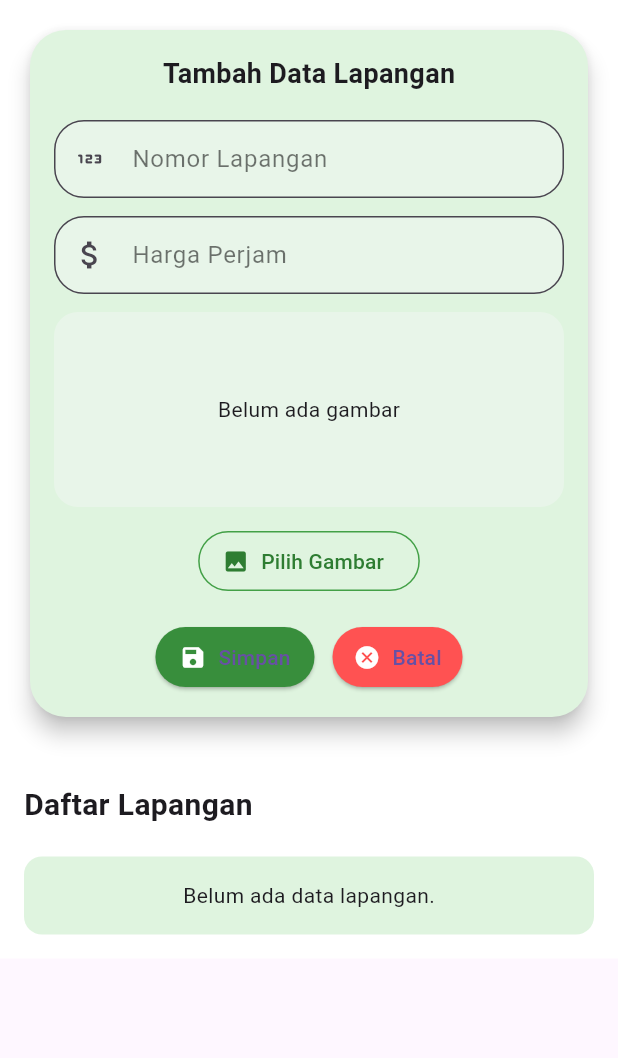
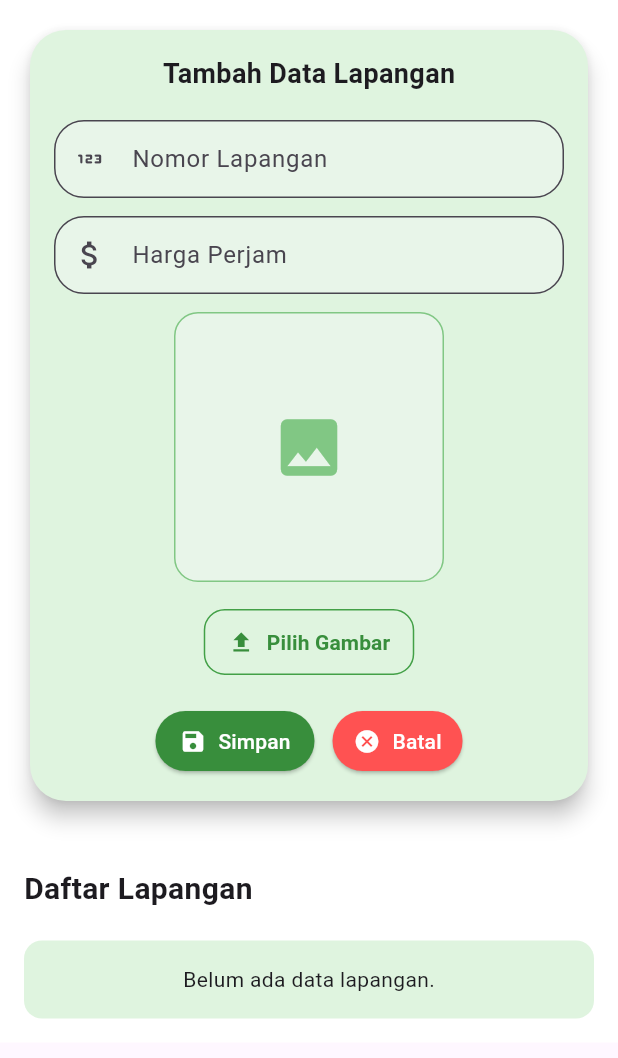
Before and after one commit to HARDIANSYAH2/kasir, a Flutter app: the KelolaLapanganContent widget shown alone on an empty page, opened directly, on a phone screen of 412 x 824 dp. Shown: the top 1058 px of the screen. Run offline on Flutter 3.47's test engine with Material 3 defaults, Android fonts, the phone set to English and light mode, and no system bars; our stand-ins replace file_picker, firebase_core, pdf, printing, supabase_flutter; accounts and stored records are empty.

```diff
--- a/lib/cetak_laporan.dart
+++ b/lib/cetak_laporan.dart
@@ -359,9 +359,27 @@ class _CetakLaporanPageState extends State<CetakLaporanPage> {
   context: context,
   firstDate: DateTime(2020),
   lastDate: DateTime(2100),
-          initialDateRange: filterTanggal ?? DateTimeRange(start: DateTime.now(), end: DateTime.now()),
+  initialDateRange: filterTanggal ??
+      DateTimeRange(start: DateTime.now(), end: DateTime.now()),
   helpText: 'Pilih Periode Tanggal',
+
+  builder: (context, child) {
+    return Center(
+      child: ConstrainedBox(
+        constraints: const BoxConstraints(
+          maxWidth: 380,  // <–– ukuran popup seperti gambar
+          maxHeight: 500, // <–– tingginya juga diperkecil
+        ),
+        child: Material(
+          borderRadius: BorderRadius.circular(28),
+          clipBehavior: Clip.antiAlias,
+          child: child,
+        ),
+      ),
     );
+  },
+);
+
 
         if (pickedRange != null) {
           setState(() => filterTanggal = pickedRange);
--- a/lib/dashboard.dart
+++ b/lib/dashboard.dart
@@ -52,7 +52,7 @@ class _DashboardPageState extends State<DashboardPage> {
   }
 
   // ============================================================================
-  // ======================  DESAIN DESKTOP — 2 KOLOM  ==========================
+  // ============================ DESAIN DESKTOP ===============================
   // ============================================================================
   Widget _buildDesktopLayout() {
     return Row(
@@ -86,7 +86,7 @@ class _DashboardPageState extends State<DashboardPage> {
   }
 
   // ============================================================================
-  // =======================  DESAIN MOBILE — 1 KOLOM  ==========================
+  // ============================ DESAIN MOBILE ================================
   // ============================================================================
   Widget _buildMobileLayout() {
     return Column(
@@ -102,7 +102,7 @@ class _DashboardPageState extends State<DashboardPage> {
   }
 
   // ============================================================================
-  // ========================== SIDEBAR DESKTOP ================================
+  // ================================ SIDEBAR ==================================
   // ============================================================================
   Widget _buildSidebar() {
     return Container(
@@ -127,7 +127,7 @@ class _DashboardPageState extends State<DashboardPage> {
   }
 
   // ============================================================================
-  // ============================ DRAWER MOBILE ================================
+  // ================================= DRAWER ==================================
   // ============================================================================
   Widget _buildDrawer() {
     return Drawer(
@@ -158,7 +158,7 @@ class _DashboardPageState extends State<DashboardPage> {
   }
 
   // ============================================================================
-  // ======================== ITEM MENU (SIDEBAR + DRAWER) ======================
+  // ====================== ITEM MENU (SIDEBAR + DRAWER) ========================
   // ============================================================================
   Widget _sidebarItem(
     IconData icon,
@@ -207,7 +207,7 @@ class _DashboardPageState extends State<DashboardPage> {
   }
 
   // ============================================================================
-  // ============================== JUDUL HALAMAN ===============================
+  // =============================== JUDUL HALAMAN ==============================
   // ============================================================================
   String _getJudulHalaman(DashboardMenu menu) {
     switch (menu) {
@@ -223,7 +223,7 @@ class _DashboardPageState extends State<DashboardPage> {
   }
 
   // ============================================================================
-  // ======================== KONTEN HALAMAN (TIDAK DIUBAH) =====================
+  // ============================== KONTEN HALAMAN ==============================
   // ============================================================================
   Widget _getKontenHalaman(DashboardMenu menu) {
     switch (menu) {
@@ -365,9 +365,13 @@ class _DashboardPageState extends State<DashboardPage> {
   }
 
   // ============================================================================
-  // ============================== LOGOUT DIALOG ===============================
+  // ================================ LOGOUT FIX ================================
   // ============================================================================
   void _showLogoutDialog() {
+    // *** PERBAIKAN PALING PENTING ***
+    // Tutup drawer / navigator apapun sebelum dialog muncul
+    Navigator.of(context, rootNavigator: true).popUntil((route) => route.isFirst);
+
     showDialog(
       context: context,
       builder: (context) {
@@ -399,7 +403,8 @@ class _DashboardPageState extends State<DashboardPage> {
                   );
                 }
               },
-              child: const Text("Logout", style: TextStyle(color: Colors.white)),
+              child:
+                  const Text("Logout", style: TextStyle(color: Colors.white)),
             ),
           ],
         );
--- a/lib/kelola_lapangan.dart
+++ b/lib/kelola_lapangan.dart
@@ -40,7 +40,9 @@ class _KelolaLapanganContentState extends State<KelolaLapanganContent> {
   bool isMobile(BuildContext context) =>
       MediaQuery.of(context).size.width < 650;
 
+  // ==========================================
   // PICK IMAGE
+  // ==========================================
   Future<void> _pickImage() async {
     final result = await FilePicker.platform.pickFiles(
       type: FileType.image,
@@ -85,7 +87,9 @@ class _KelolaLapanganContentState extends State<KelolaLapanganContent> {
     }
   }
 
+  // ==========================================
   // SIMPAN LAPANGAN
+  // ==========================================
   Future<void> _simpanLapangan() async {
     final nomor = nomorController.text.trim();
     final harga = int.tryParse(hargaController.text.trim()) ?? 0;
@@ -159,7 +163,9 @@ class _KelolaLapanganContentState extends State<KelolaLapanganContent> {
     }
   }
 
+  // ==========================================
   // KONFIRMASI HAPUS
+  // ==========================================
   Future<void> _konfirmasiHapus(String id) async {
     final konfirmasi = await showDialog<bool>(
       context: context,
@@ -221,6 +227,9 @@ class _KelolaLapanganContentState extends State<KelolaLapanganContent> {
     });
   }
 
+  // ==========================================
+  // BUILD
+  // ==========================================
   @override
   Widget build(BuildContext context) {
     final mobile = isMobile(context);
@@ -246,7 +255,9 @@ class _KelolaLapanganContentState extends State<KelolaLapanganContent> {
     );
   }
 
+  // ==========================================
   // FORM
+  // ==========================================
   Widget _formWidget(bool mobile) {
     return Card(
       color: const Color(0xFFDFF4DF),
@@ -267,19 +278,18 @@ class _KelolaLapanganContentState extends State<KelolaLapanganContent> {
               ),
             ),
             SizedBox(height: mobile ? 18 : 30),
-            if (!mobile)
-              const Text(
-                "Nama Lapangan: Lapangan Badminton",
-                style: TextStyle(fontSize: 16, fontWeight: FontWeight.w500),
-              ),
-            if (!mobile) const SizedBox(height: 20),
             _textFieldInside("Nomor Lapangan", nomorController),
             SizedBox(height: mobile ? 12 : 20),
             _textFieldInside("Harga Perjam", hargaController,
                 inputType: TextInputType.number),
             SizedBox(height: mobile ? 12 : 24),
+
+            // =============================
+            // UPLOAD IMAGE BARU (VERTIKAL)
+            // =============================
             _uploadImageWidget(mobile),
-            SizedBox(height: mobile ? 16 : 32),
+
+            SizedBox(height: mobile ? 18 : 32),
             _actionButtons(mobile),
           ],
         ),
@@ -287,37 +297,44 @@ class _KelolaLapanganContentState extends State<KelolaLapanganContent> {
     );
   }
 
-  // UPLOAD IMAGE
+  // ==========================================
+  // UPLOAD IMAGE – VERTIKAL, SEDANG, RAPIH
+  // ==========================================
  Widget _uploadImageWidget(bool mobile) {
   return Column(
+    mainAxisAlignment: MainAxisAlignment.center,
+    crossAxisAlignment: CrossAxisAlignment.center,
     children: [
-        Container(
-          height: 130,
-          width: double.infinity,
+      Center(
+        child: Container(
+          width: mobile ? 180 : 200,
+          height: mobile ? 180 : 200,
           decoration: BoxDecoration(
             color: Colors.green.shade50,
             borderRadius: BorderRadius.circular(16),
+            border: Border.all(color: Colors.green.shade300),
           ),
-          child: Center(
+          child: ClipRRect(
+            borderRadius: BorderRadius.circular(16),
             child: _pickedBytes != null
-                ? ClipRRect(
-                    borderRadius: BorderRadius.circular(16),
-                    child: Image.memory(_pickedBytes!,
-                        fit: BoxFit.cover, width: double.infinity, height: 130),
-                  )
+                ? Image.memory(_pickedBytes!, fit: BoxFit.cover)
                 : (_imageUrl != null && _imageUrl!.isNotEmpty)
-                    ? ClipRRect(
-                        borderRadius: BorderRadius.circular(16),
-                        child: Image.network(_imageUrl!,
-                            fit: BoxFit.cover,
-                            width: double.infinity,
-                            height: 130),
-                      )
-                    : const Text("Belum ada gambar"),
+                    ? Image.network(_imageUrl!, fit: BoxFit.cover)
+                    : Center(
+                        child: Icon(
+                          Icons.image,
+                          size: mobile ? 50 : 70,
+                          color: Colors.green.shade300,
                         ),
                       ),
-        const SizedBox(height: 12),
-        OutlinedButton.icon(
+          ),
+        ),
+      ),
+
+      const SizedBox(height: 16),
+
+      Center(
+        child: OutlinedButton.icon(
           onPressed: _isUploadingImage ? null : _pickImage,
           icon: _isUploadingImage
               ? const SizedBox(
@@ -325,18 +342,29 @@ class _KelolaLapanganContentState extends State<KelolaLapanganContent> {
                   height: 16,
                   child: CircularProgressIndicator(strokeWidth: 2),
                 )
-              : const Icon(Icons.image),
-          label: Text(_isUploadingImage ? "Mengunggah..." : "Pilih Gambar"),
+              : const Icon(Icons.upload),
+          label: Text(
+            _isUploadingImage ? "Mengunggah..." : "Pilih Gambar",
+            style: const TextStyle(fontWeight: FontWeight.w600),
+          ),
           style: OutlinedButton.styleFrom(
+            padding: const EdgeInsets.symmetric(horizontal: 16, vertical: 12),
+            foregroundColor: Colors.green.shade700,
             side: BorderSide(color: Colors.green.shade600),
-            foregroundColor: Colors.green.shade800,
+            shape: RoundedRectangleBorder(
+              borderRadius: BorderRadius.circular(14),
+            ),
+          ),
         ),
       ),
     ],
   );
 }
 
-  // ACTION BUTTONS
+
+  // ==========================================
+  // BUTTON
+  // ==========================================
   Widget _actionButtons(bool mobile) {
     return Row(
       mainAxisAlignment: MainAxisAlignment.center,
@@ -350,8 +378,12 @@ class _KelolaLapanganContentState extends State<KelolaLapanganContent> {
         horizontal: mobile ? 16 : 24, vertical: mobile ? 10 : 12),
     shape: RoundedRectangleBorder(borderRadius: BorderRadius.circular(20)),
   ),
-          label: Text(_editingId == null ? "Simpan" : "Ubah"),
+  label: Text(
+    _editingId == null ? "Simpan" : "Ubah",
+    style: const TextStyle(color: Colors.white),
   ),
+),
+
         const SizedBox(width: 12),
         ElevatedButton.icon(
           onPressed: _resetForm,
@@ -362,13 +394,15 @@ class _KelolaLapanganContentState extends State<KelolaLapanganContent> {
                 horizontal: mobile ? 14 : 20, vertical: mobile ? 10 : 12),
             shape: RoundedRectangleBorder(borderRadius: BorderRadius.circular(20)),
           ),
-          label: const Text("Batal"),
+          label: const Text("Batal",style: TextStyle(color: Colors.white),),
         ),
       ],
     );
   }
 
-  // DATA TABLE
+  // ==========================================
+  // DATA TABLE DESKTOP
+  // ==========================================
   Widget _dataTableWidget() {
     return FutureBuilder<List<Map<String, dynamic>>>(
       future: supabase.from("lapangan").select().order("created_at", ascending: true),
@@ -406,8 +440,6 @@ class _KelolaLapanganContentState extends State<KelolaLapanganContent> {
                                 width: 50,
                                 height: 50,
                                 fit: BoxFit.cover,
-                                errorBuilder: (_, __, ___) =>
-                                    const Icon(Icons.broken_image),
                               ),
                             )
                           : const Icon(Icons.image_not_supported),
@@ -438,7 +470,9 @@ class _KelolaLapanganContentState extends State<KelolaLapanganContent> {
     );
   }
 
+  // ==========================================
   // LIST MOBILE
+  // ==========================================
   Widget _listViewMobile() {
     return FutureBuilder<List<Map<String, dynamic>>>(
       future: supabase.from("lapangan").select().order("created_at", ascending: true),
@@ -478,11 +512,6 @@ class _KelolaLapanganContentState extends State<KelolaLapanganContent> {
                           height: 140,
                           width: double.infinity,
                           fit: BoxFit.cover,
-                          errorBuilder: (_, __, ___) => Container(
-                            height: 140,
-                            color: Colors.grey[200],
-                            child: const Icon(Icons.broken_image, size: 48),
-                          ),
                         ),
                       )
                     else
@@ -495,7 +524,7 @@ class _KelolaLapanganContentState extends State<KelolaLapanganContent> {
                         ),
                         child: const Icon(Icons.image_not_supported, size: 48),
                       ),
-                    const SizedBox(height: 12),
+                    const SizedBox(height: 10),
                     Text("Lapangan Nomor: ${item["nomor"] ?? "-"}",
                         style: const TextStyle(
                             fontSize: 16, fontWeight: FontWeight.bold)),
@@ -526,7 +555,9 @@ class _KelolaLapanganContentState extends State<KelolaLapanganContent> {
     );
   }
 
-  // FIELD TEXT
+  // ==========================================
+  // TEXTFIELD
+  // ==========================================
   Widget _textFieldInside(String label, TextEditingController controller,
       {TextInputType inputType = TextInputType.text}) {
     return TextField(
@@ -534,15 +565,12 @@ class _KelolaLapanganContentState extends State<KelolaLapanganContent> {
       keyboardType: inputType,
       decoration: InputDecoration(
         labelText: label,
-        labelStyle: const TextStyle(color: Colors.black54),
         filled: true,
         fillColor: Colors.green.shade50,
         prefixIcon: Icon(
           label == "Nomor Lapangan"
               ? Icons.onetwothree_rounded
-              : label == "Harga Perjam"
-                  ? Icons.attach_money
-                  : Icons.edit_note,
+              : Icons.attach_money,
         ),
         border: OutlineInputBorder(
           borderRadius: BorderRadius.circular(20),
--- a/lib/kelola_pesanan.dart
+++ b/lib/kelola_pesanan.dart
@@ -437,13 +437,16 @@ Widget build(BuildContext context) {
                   child: Column(
                     crossAxisAlignment: CrossAxisAlignment.start,
                     children: [
-                      Text(
-                        "Tambah Data Pesanan",
-                        style: TextStyle(
-                            fontSize: fontSizeTitle,
-                            fontWeight: FontWeight.bold,
-                            color: Colors.black),
+                         Center(
+                         child: Text(
+                         "Tambah Data Pesanan",
+                          style: TextStyle(
+                          fontSize: fontSizeTitle,
+                          fontWeight: FontWeight.bold,
+                          color: Colors.black,
                       ),
+                    ),
+                   ),
                       const SizedBox(height: 10),
                       Center(
                         child: Text(
```
Lines whose indentation alone changed are shown as unchanged.
